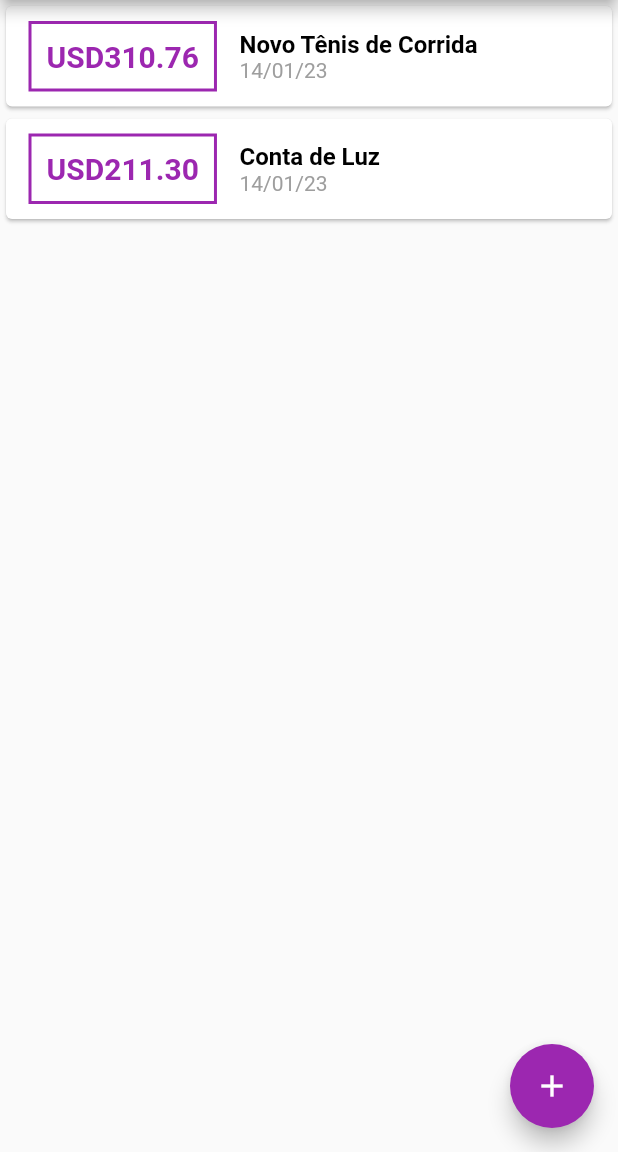
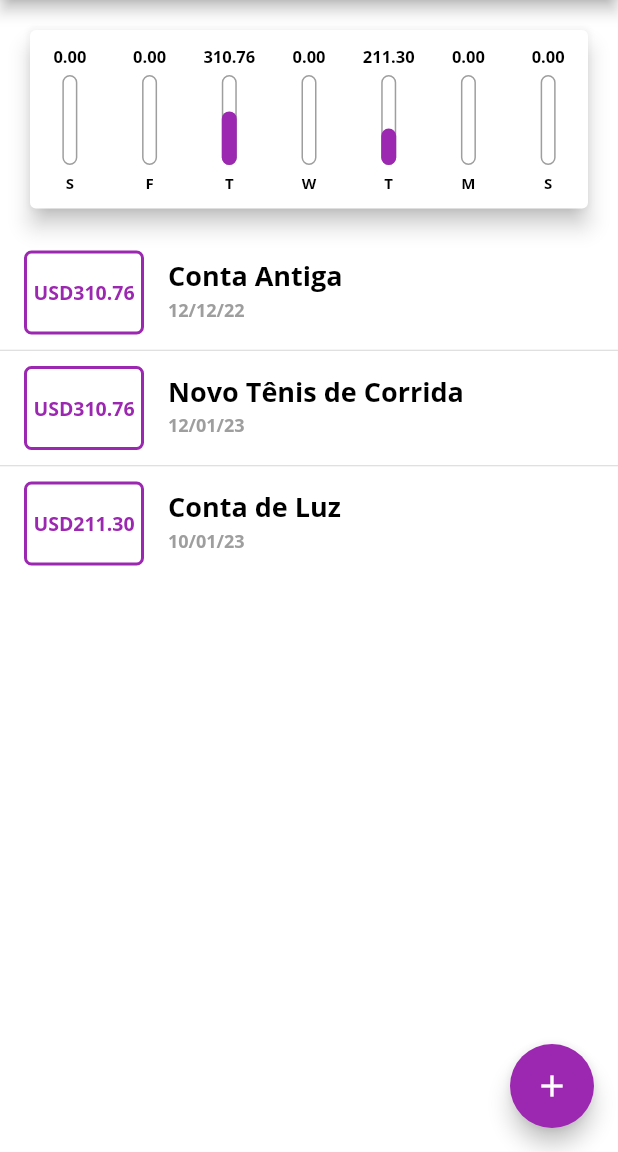
Before and after one commit to LucassCorrea/app_despesas_pessoais, a Flutter app: the screen it shows after launch, on a phone screen of 412 x 824 dp, the part 84-1236 px from its top. Run offline on Flutter 3.47's test engine with Material 2 defaults, Android fonts, the phone set to English and light mode, and no system bars; drawn by our look-alikes of auto_size_text; our stand-ins replace flutter_svg; generated files the repository leaves out were written again.

Commit message:
add gráficos do consumo da semana

```diff
--- a/lib/main.dart
+++ b/lib/main.dart
@@ -19,6 +19,7 @@ class ExpensesApp extends StatelessWidget {
       home: const HomePage(),
       debugShowCheckedModeBanner: false,
       theme: tema.copyWith(
+        primaryColor: Colors.purple,
         appBarTheme: const AppBarTheme(
           backgroundColor: Colors.purple,
           foregroundColor: Colors.white,
@@ -29,12 +30,31 @@ class ExpensesApp extends StatelessWidget {
         ),
         elevatedButtonTheme: ElevatedButtonThemeData(
           style: ElevatedButton.styleFrom(
+            backgroundColor: Colors.white,
             foregroundColor: Colors.purple,
+          ),
+        ),
+        inputDecorationTheme: const InputDecorationTheme(
+          labelStyle: TextStyle(
+            color: Colors.black,
           ),
         ),
         textTheme: const TextTheme(
           bodyMedium: TextStyle(
             color: Colors.purple,
+            fontFamily: "OpenSans",
+            fontWeight: FontWeight.bold,
+          ),
+          labelMedium: TextStyle(
+            color: Colors.black,
+            fontFamily: "OpenSans",
+            fontWeight: FontWeight.bold,
+            fontSize: 18,
+          ),
+          labelSmall: TextStyle(
+            color: Colors.black,
+            fontFamily: "OpenSans",
+            fontWeight: FontWeight.bold,
           ),
         ),
       ),
--- /dev/null
+++ b/lib/views/components/chart.dart
@@ -0,0 +1,65 @@
+import 'package:app_despesas_pessoais/models/transaction.dart';
+import 'package:app_despesas_pessoais/views/components/chart_bar.dart';
+import 'package:flutter/material.dart';
+import 'package:intl/intl.dart';
+
+class Chart extends StatelessWidget {
+  const Chart({
+    super.key,
+    required this.recentTransaction,
+  });
+
+  final List<Transaction> recentTransaction;
+
+  List<Map<String, dynamic>> get groupedTransactions {
+    return List.generate(7, (index) {
+      final weekDay = DateTime.now().subtract(
+        Duration(days: index),
+      );
+
+      double totalSum = 0.0;
+
+      for (int i = 0; i < recentTransaction.length; i++) {
+        bool sameDay = recentTransaction[i].date.day == weekDay.day;
+        bool sameMonth = recentTransaction[i].date.month == weekDay.month;
+        bool sameYear = recentTransaction[i].date.year == weekDay.year;
+
+        if (sameDay && sameMonth && sameYear) {
+          totalSum += recentTransaction[i].value;
+        }
+      }
+
+      return {
+        'day': DateFormat.E().format(weekDay)[0],
+        'value': totalSum,
+      };
+    });
+  }
+
+  double get _weekTotalValue {
+    return groupedTransactions.fold(0.0, (sum, tr) {
+      return sum + tr["value"];
+    });
+  }
+
+  @override
+  Widget build(BuildContext context) {
+    groupedTransactions;
+    return Card(
+      elevation: 6,
+      margin: const EdgeInsets.all(20),
+      child: Row(
+        children: groupedTransactions.map((tr) {
+          return Expanded(
+            flex: 1,
+            child: ChartBar(
+              label: tr['day'].toString(),
+              value: tr['value'],
+              percentage: tr['value'] / _weekTotalValue,
+            ),
+          );
+        }).toList(),
+      ),
+    );
+  }
+}
--- /dev/null
+++ b/lib/views/components/chart_bar.dart
@@ -0,0 +1,79 @@
+import 'package:auto_size_text/auto_size_text.dart';
+import 'package:flutter/material.dart';
+// import 'package:flutter_gen/gen_l10n/app_localizations.dart';
+
+class ChartBar extends StatelessWidget {
+  const ChartBar({
+    super.key,
+    required this.label,
+    required this.value,
+    required this.percentage,
+  });
+
+  final String label;
+  final double value;
+  final double percentage;
+
+  @override
+  Widget build(BuildContext context) {
+    var groupTitle = AutoSizeGroup();
+    return Padding(
+      padding: const EdgeInsets.symmetric(vertical: 10),
+      child: Column(
+        children: [
+          AutoSizeText(
+            // AppLocalizations.of(context)!.valor_produto(value),
+            value.toStringAsFixed(2),
+            maxLines: 1,
+            minFontSize: 5,
+            group: groupTitle,
+            maxFontSize: 11,
+            style: const TextStyle(
+              color: Colors.black,
+              fontFamily: "OpenSans",
+              fontWeight: FontWeight.bold,
+            ),
+          ),
+          Padding(
+            padding: const EdgeInsets.symmetric(vertical: 5),
+            child: SizedBox(
+              height: 60,
+              width: 10,
+              child: Stack(
+                alignment: Alignment.bottomCenter,
+                children: [
+                  Container(
+                    decoration: BoxDecoration(
+                      // color: Colors.grey,
+                      border: Border.all(
+                        color: Colors.grey,
+                        width: 1.0,
+                      ),
+                      borderRadius: BorderRadius.circular(5),
+                    ),
+                  ),
+                  FractionallySizedBox(
+                    heightFactor: percentage,
+                    child: Container(
+                      decoration: BoxDecoration(
+                        color: Theme.of(context).primaryColor,
+                        borderRadius: BorderRadius.circular(5),
+                      ),
+                    ),
+                  )
+                ],
+              ),
+            ),
+          ),
+          AutoSizeText(
+            label,
+            maxLines: 1,
+            minFontSize: 5,
+            maxFontSize: 12,
+            style: Theme.of(context).textTheme.labelSmall,
+          ),
+        ],
+      ),
+    );
+  }
+}
--- a/lib/views/components/transaction_form.dart
+++ b/lib/views/components/transaction_form.dart
@@ -39,6 +39,7 @@ class _TransactionFormState extends State<TransactionForm> {
             TextField(
               controller: titleController,
               onSubmitted: (_) => _submitForm(),
+              style: Theme.of(context).textTheme.labelMedium,
               decoration: const InputDecoration(
                 labelText: "Título",
               ),
@@ -47,6 +48,7 @@ class _TransactionFormState extends State<TransactionForm> {
               controller: valueController,
               // inputFormatters: [FilteringTextInputFormatter.digitsOnly],
               onSubmitted: (_) => _submitForm(),
+              style: Theme.of(context).textTheme.labelMedium,
               keyboardType: TextInputType.number,
               decoration: const InputDecoration(
                 labelText: "Valor (R\$)",
@@ -56,9 +58,7 @@ class _TransactionFormState extends State<TransactionForm> {
               mainAxisAlignment: MainAxisAlignment.end,
               children: [
                 ElevatedButton(
-                  style: ElevatedButton.styleFrom(
-                    backgroundColor: Colors.white,
-                  ),
+                  style: ElevatedButton.styleFrom(),
                   onPressed: _submitForm,
                   child: const Text(
                     "Nova Transação",
--- a/lib/views/components/transaction_list.dart
+++ b/lib/views/components/transaction_list.dart
@@ -1,5 +1,7 @@
+import 'package:auto_size_text/auto_size_text.dart';
 import 'package:flutter/material.dart';
 import 'package:app_despesas_pessoais/models/transaction.dart';
+import 'package:flutter_svg/flutter_svg.dart';
 import 'package:intl/intl.dart';
 import 'package:flutter_gen/gen_l10n/app_localizations.dart';
 
@@ -13,60 +15,85 @@ class TransactionList extends StatelessWidget {
 
   @override
   Widget build(BuildContext context) {
-    return SizedBox(
-      height: 400,
-      child: ListView.builder(
-        itemCount: transactions.length,
-        itemBuilder: (context, index) {
-          final tr = transactions[index];
-          return Card(
-            child: Row(
+    return LayoutBuilder(
+      builder: (context, constrains) {
+        return transactions.isEmpty
+            ? Column(
+                mainAxisAlignment: MainAxisAlignment.center,
                 children: [
-                Container(
-                  margin: const EdgeInsets.symmetric(
-                    horizontal: 15,
-                    vertical: 10,
+                  SvgPicture.asset(
+                    "assets/images/zzz.svg",
+                    semanticsLabel: "zzz",
+                    color: Colors.black,
+                    height: 50,
                   ),
-                  decoration: BoxDecoration(
-                    border: Border.all(
-                      width: 2,
-                      color: Colors.purple,
-                    ),
-                  ),
-                  padding: const EdgeInsets.all(10),
+                  const Padding(
+                    padding: EdgeInsets.only(top: 10),
                     child: Text(
-                    AppLocalizations.of(context)!.valor_produto(tr.value),
-                    style: const TextStyle(
+                      "Nenhuma transação cadastrada",
+                      style: TextStyle(
+                        fontFamily: 'OpenSans',
                         fontWeight: FontWeight.bold,
-                      fontSize: 20,
-                    ),
-                  ),
-                ),
-                Column(
-                  mainAxisAlignment: MainAxisAlignment.center,
-                  crossAxisAlignment: CrossAxisAlignment.start,
-                  children: [
-                    Text(
-                      tr.title,
-                      style: const TextStyle(
-                        fontWeight: FontWeight.bold,
-                        fontSize: 16,
                         color: Colors.black,
                       ),
-                    ),
-                    Text(
-                      DateFormat('dd/MM/yy').format(tr.date),
-                      style: const TextStyle(
-                        color: Colors.grey,
                     ),
                   ),
                 ],
               )
-              ],
+            : SizedBox(
+                height: 400,
+                child: ListView.separated(
+                  separatorBuilder: (context, index) {
+                    return Divider(
+                      height: 5,
+                      color: Colors.grey[350],
+                    );
+                  },
+                  itemCount: transactions.length,
+                  itemBuilder: (context, index) {
+                    final tr = transactions[index];
+                    return ListTile(
+                      leading: Container(
+                        height: 60,
+                        width: 80,
+                        decoration: BoxDecoration(
+                          border: Border.all(
+                            color: Theme.of(context).primaryColor,
+                            width: 2,
+                          ),
+                          borderRadius: BorderRadius.circular(5),
+                        ),
+                        padding: const EdgeInsets.symmetric(horizontal: 4),
+                        alignment: Alignment.center,
+                        child: AutoSizeText(
+                          AppLocalizations.of(context)!.valor_produto(tr.value),
+                          maxLines: 1,
+                          minFontSize: 1,
+                          maxFontSize: 20,
+                        ),
+                      ),
+                      title: AutoSizeText(
+                        tr.title,
+                        minFontSize: 1,
+                        maxFontSize: 18,
+                        maxLines: 1,
+                        style: Theme.of(context).textTheme.labelMedium,
+                      ),
+                      subtitle: AutoSizeText(
+                        DateFormat('dd/MM/yy').format(tr.date),
+                        minFontSize: 1,
+                        maxFontSize: 12,
+                        maxLines: 1,
+                        style: const TextStyle(
+                          color: Colors.grey,
+                          fontFamily: "OpenSans",
+                        ),
                       ),
                     );
                   },
                 ),
               );
+      },
+    );
   }
 }
--- a/lib/views/home_page.dart
+++ b/lib/views/home_page.dart
@@ -1,6 +1,7 @@
 import 'dart:math';
 
 import 'package:app_despesas_pessoais/models/transaction.dart';
+import 'package:app_despesas_pessoais/views/components/chart.dart';
 import 'package:app_despesas_pessoais/views/components/transaction_form.dart';
 import 'package:app_despesas_pessoais/views/components/transaction_list.dart';
 import 'package:flutter/material.dart';
@@ -14,20 +15,34 @@ class HomePage extends StatefulWidget {
 }
 
 class _HomePageState extends State<HomePage> {
-  final _transactions = [
+  final List<Transaction> _transactions = [
+    Transaction(
+      id: 't0',
+      title: "Conta Antiga",
+      value: 310.76,
+      date: DateTime.now().subtract(const Duration(days: 33)),
+    ),
     Transaction(
       id: 't1',
       title: "Novo Tênis de Corrida",
       value: 310.76,
-      date: DateTime.now(),
+      date: DateTime.now().subtract(const Duration(days: 2)),
     ),
     Transaction(
       id: 't2',
       title: "Conta de Luz",
       value: 211.30,
-      date: DateTime.now(),
+      date: DateTime.now().subtract(const Duration(days: 4)),
     )
   ];
+
+  List<Transaction> get _recentTransaction {
+    return _transactions.where((tr) {
+      return tr.date.isAfter(DateTime.now().subtract(
+        const Duration(days: 7),
+      ));
+    }).toList();
+  }
 
   _addTransaction(String title, double value) {
     final newTransaction = Transaction(
@@ -62,24 +77,36 @@ class _HomePageState extends State<HomePage> {
       appBar: AppBar(
         title: const Text("Despesas Pessoais"),
       ),
-      body: SingleChildScrollView(
+      body: LayoutBuilder(
+        builder: (context, constrains) {
+          return SingleChildScrollView(
             child: Column(
               children: [
-            // SvgPicture.asset(
-            //   "assets/images/zzz.svg",
-            //   color: Colors.red,
+                Stack(
+                  children: [
+                    Container(
+                      height: constrains.maxHeight,
+                      width: constrains.maxWidth,
+                      decoration: const BoxDecoration(
+                        color: Colors.white,
+                      ),
+                      child: Column(
+                        mainAxisAlignment: MainAxisAlignment.start,
+                        children: [
+                          // Row(
+                          //   children: [],
                           // ),
-            // Container(
-            //   width: double.infinity,
-            //   child: const Card(
-            //     color: Colors.blue,
-            //     elevation: 5,
-            //     child: Text("Gráficos"),
-            //   ),
-            // ),
+                          Chart(recentTransaction: _recentTransaction),
                           TransactionList(transactions: _transactions),
                         ],
                       ),
+                    ),
+                  ],
+                ),
+              ],
+            ),
+          );
+        },
       ),
       floatingActionButton: FloatingActionButton(
         heroTag: 'btn_floating',
--- a/pubspec.yaml
+++ b/pubspec.yaml
@@ -40,6 +40,7 @@ dependencies:
   # The following adds the Cupertino Icons font to your application.
   # Use with the CupertinoIcons class for iOS style icons.
   cupertino_icons: ^1.0.2
+  auto_size_text: ^3.0.0
 
 dev_dependencies:
   flutter_test:
```
Also changed, not shown: pubspec.lock, 42 other files. Lines whose indentation alone changed are shown as unchanged.
